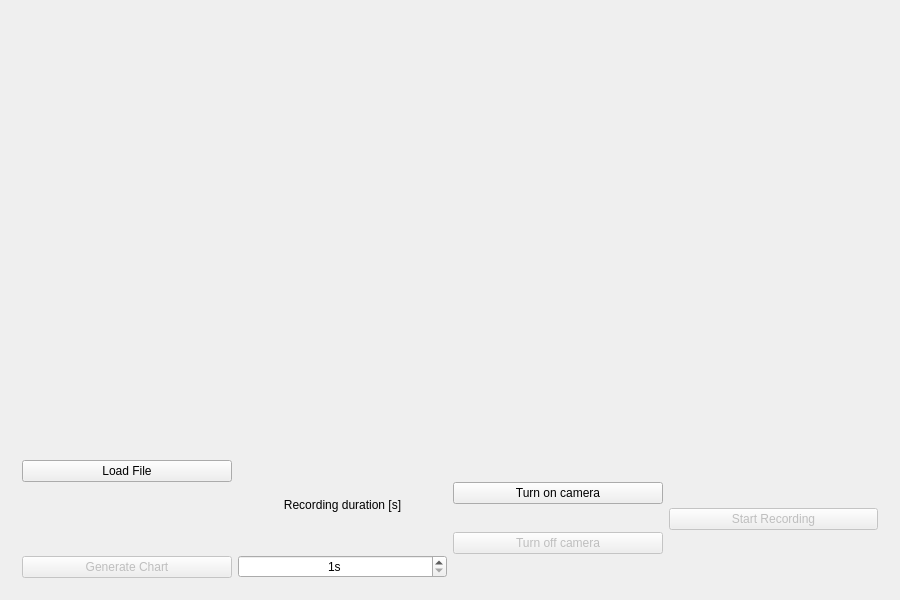
The window that mainwindow.ui (micavanco/VR-Hands-Analyzer) describes before a commit, drawn with Qt 5.
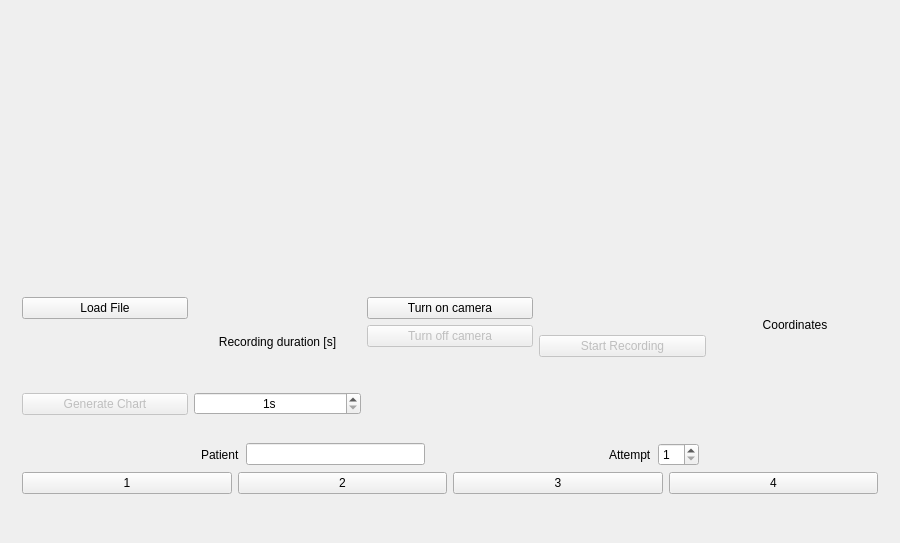
The same window after the commit.

Commit message: Added QThread class to handle connection with Leap Motion camera in separate thread

Patch:
```diff
--- a/mainwindow.ui
+++ b/mainwindow.ui
@@ -7,7 +7,7 @@
     <x>0</x>
     <y>0</y>
     <width>900</width>
-    <height>600</height>
+    <height>543</height>
    </rect>
   </property>
   <property name="baseSize">
@@ -116,10 +116,33 @@
            </property>
           </widget>
          </item>
+         <item>
+          <widget class="QLabel" name="cameraStatusLabel">
+           <property name="text">
+            <string/>
+           </property>
+           <property name="alignment">
+            <set>Qt::AlignCenter</set>
+           </property>
+          </widget>
+         </item>
         </layout>
        </item>
        <item>
         <layout class="QVBoxLayout" name="verticalLayout_4">
+         <item>
+          <spacer name="verticalSpacer">
+           <property name="orientation">
+            <enum>Qt::Vertical</enum>
+           </property>
+           <property name="sizeHint" stdset="0">
+            <size>
+             <width>20</width>
+             <height>40</height>
+            </size>
+           </property>
+          </spacer>
+         </item>
          <item>
           <widget class="QPushButton" name="recordButton">
            <property name="enabled">
@@ -127,6 +150,175 @@
            </property>
            <property name="text">
             <string>Start Recording</string>
+           </property>
+          </widget>
+         </item>
+         <item>
+          <widget class="QLabel" name="timeToEndLabel">
+           <property name="text">
+            <string/>
+           </property>
+           <property name="alignment">
+            <set>Qt::AlignCenter</set>
+           </property>
+          </widget>
+         </item>
+         <item>
+          <spacer name="verticalSpacer_2">
+           <property name="orientation">
+            <enum>Qt::Vertical</enum>
+           </property>
+           <property name="sizeHint" stdset="0">
+            <size>
+             <width>20</width>
+             <height>40</height>
+            </size>
+           </property>
+          </spacer>
+         </item>
+        </layout>
+       </item>
+       <item>
+        <layout class="QVBoxLayout" name="verticalLayout_7">
+         <item>
+          <widget class="QLabel" name="label_4">
+           <property name="text">
+            <string>Coordinates</string>
+           </property>
+           <property name="alignment">
+            <set>Qt::AlignCenter</set>
+           </property>
+          </widget>
+         </item>
+         <item>
+          <widget class="QLabel" name="coordinatesLabel">
+           <property name="text">
+            <string/>
+           </property>
+           <property name="alignment">
+            <set>Qt::AlignCenter</set>
+           </property>
+          </widget>
+         </item>
+        </layout>
+       </item>
+      </layout>
+     </widget>
+    </item>
+    <item>
+     <widget class="QWidget" name="PatientMenu" native="true">
+      <property name="maximumSize">
+       <size>
+        <width>16777215</width>
+        <height>100</height>
+       </size>
+      </property>
+      <layout class="QVBoxLayout" name="verticalLayout_6">
+       <item>
+        <layout class="QHBoxLayout" name="horizontalLayout_3">
+         <item>
+          <spacer name="horizontalSpacer_2">
+           <property name="orientation">
+            <enum>Qt::Horizontal</enum>
+           </property>
+           <property name="sizeHint" stdset="0">
+            <size>
+             <width>40</width>
+             <height>20</height>
+            </size>
+           </property>
+          </spacer>
+         </item>
+         <item>
+          <widget class="QLabel" name="label_2">
+           <property name="text">
+            <string>Patient</string>
+           </property>
+          </widget>
+         </item>
+         <item>
+          <widget class="QLineEdit" name="lineEdit"/>
+         </item>
+         <item>
+          <spacer name="horizontalSpacer">
+           <property name="orientation">
+            <enum>Qt::Horizontal</enum>
+           </property>
+           <property name="sizeHint" stdset="0">
+            <size>
+             <width>40</width>
+             <height>20</height>
+            </size>
+           </property>
+          </spacer>
+         </item>
+         <item>
+          <widget class="QLabel" name="label_3">
+           <property name="text">
+            <string>Attempt</string>
+           </property>
+          </widget>
+         </item>
+         <item>
+          <widget class="QSpinBox" name="spinBox_2">
+           <property name="minimum">
+            <number>1</number>
+           </property>
+          </widget>
+         </item>
+         <item>
+          <spacer name="horizontalSpacer_3">
+           <property name="orientation">
+            <enum>Qt::Horizontal</enum>
+           </property>
+           <property name="sizeHint" stdset="0">
+            <size>
+             <width>40</width>
+             <height>20</height>
+            </size>
+           </property>
+          </spacer>
+         </item>
+        </layout>
+       </item>
+       <item>
+        <layout class="QHBoxLayout" name="horizontalLayout_2">
+         <item>
+          <widget class="QPushButton" name="set1Button">
+           <property name="text">
+            <string>1</string>
+           </property>
+          </widget>
+         </item>
+         <item>
+          <widget class="QPushButton" name="set2Button">
+           <property name="text">
+            <string>2</string>
+           </property>
+          </widget>
+         </item>
+         <item>
+          <widget class="QPushButton" name="set3Button">
+           <property name="text">
+            <string>3</string>
+           </property>
+          </widget>
+         </item>
+         <item>
+          <widget class="QPushButton" name="set4Button">
+           <property name="text">
+            <string>4</string>
+           </property>
+          </widget>
+         </item>
+        </layout>
+       </item>
+       <item>
+        <layout class="QHBoxLayout" name="horizontalLayout_4">
+         <item>
+          <widget class="QLabel" name="patientPackLabel">
+           <property name="text">
+            <string/>
            </property>
           </widget>
          </item>
```
The commit also changes 9 other files.
